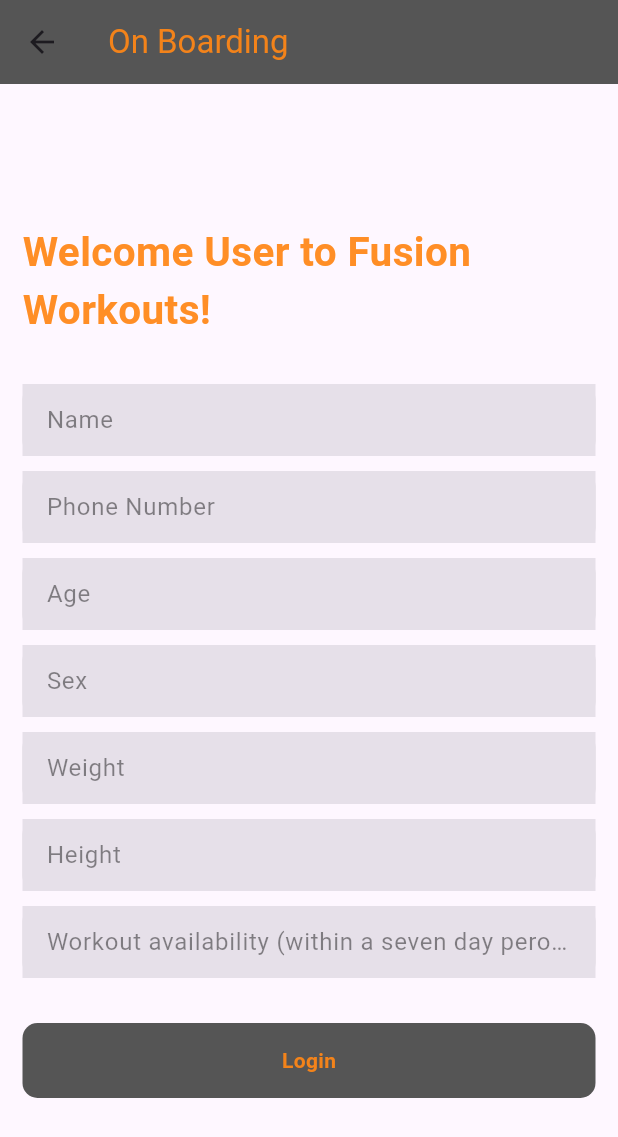
After one commit to Walt-20/fusion-workout-flutter-app, a Flutter app: the OnBoarding screen opened by its route, on a phone screen of 412 x 824 dp. The commit adds this screen. Shown: the top 1137 px of the screen. Run offline on Flutter 3.47's test engine with Material 3 defaults, Android fonts, the phone set to English and light mode, and no system bars; our stand-ins replace cloud_firestore, firebase_auth, firebase_core; accounts and stored records are empty.

Commit message:
adding lots of stuff

```diff
--- /dev/null
+++ b/firestore.indexes.json
@@ -0,0 +1,4 @@
+{
+  "indexes": [],
+  "fieldOverrides": []
+}
--- /dev/null
+++ b/lib/features/user_auth/firebase_auth_implementation/firebase_auth_services.dart
@@ -0,0 +1,32 @@
+// ignore_for_file: prefer_final_fields
+
+import 'package:firebase_auth/firebase_auth.dart';
+
+class FirebaseAuthService {
+  FirebaseAuth _auth = FirebaseAuth.instance;
+  User? user;
+
+  Future<void> signUpWithEmailAndPassword(String email, String password) async {
+    try {
+      final credential = await _auth.createUserWithEmailAndPassword(
+          email: email, password: password);
+      user = credential.user;
+    } on FirebaseAuthException catch (e) {
+      if (e.code == 'user-not-found') {
+        print('No user found for that email.');
+      } else if (e.code == 'wrong-password') {
+        print('Wrong password provided for that user.');
+      }
+    }
+  }
+
+  Future<void> signInWithEmailAndPassword(String email, String password) async {
+    final credential = await _auth.signInWithEmailAndPassword(
+        email: email, password: password);
+    if (credential.user != null) {
+      user = credential.user;
+    } else {
+      print("No User!");
+    }
+  }
+}
--- /dev/null
+++ b/lib/features/user_auth/presentation/pages/on_boarding.dart
@@ -0,0 +1,121 @@
+// ignore_for_file: prefer_const_constructors
+
+import 'package:flutter/material.dart';
+import 'package:fusion_workouts/features/user_auth/firebase_auth_implementation/firebase_auth_services.dart';
+import 'package:fusion_workouts/features/user_auth/presentation/widgets/form_container_widget.dart';
+
+class OnBoarding extends StatefulWidget {
+  const OnBoarding({super.key});
+
+  @override
+  State<OnBoarding> createState() => _OnBoardingState();
+}
+
+class _OnBoardingState extends State<OnBoarding> {
+  final FirebaseAuthService _auth = FirebaseAuthService();
+  @override
+  Widget build(BuildContext context) {
+    return Scaffold(
+      appBar: AppBar(
+        title: Text(
+          "On Boarding",
+          style: TextStyle(
+            color: Color.fromARGB(237, 255, 134, 21),
+          ),
+        ),
+        backgroundColor: Color.fromARGB(255, 85, 85, 85),
+      ),
+      body: Center(
+        child: Padding(
+          padding: const EdgeInsets.symmetric(horizontal: 15),
+          child: Column(
+            mainAxisAlignment: MainAxisAlignment.center,
+            children: [
+              Text(
+                "Welcome ${_auth.user?.displayName ?? 'User'} to Fusion Workouts!",
+                style: TextStyle(
+                  color: Color.fromARGB(237, 255, 134, 21),
+                  fontWeight: FontWeight.bold,
+                  fontSize: 27,
+                ),
+              ),
+              SizedBox(
+                height: 30,
+              ),
+              FormContainerWidget(
+                hintText: "Name",
+                isPasswordField: false,
+              ),
+              SizedBox(
+                height: 10,
+              ),
+              FormContainerWidget(
+                hintText: "Phone Number",
+                isPasswordField: false,
+              ),
+              SizedBox(
+                height: 10,
+              ),
+              FormContainerWidget(
+                hintText: "Age",
+                isPasswordField: false,
+              ),
+              SizedBox(
+                height: 10,
+              ),
+              FormContainerWidget(
+                hintText: "Sex",
+                isPasswordField: false,
+              ),
+              SizedBox(
+                height: 10,
+              ),
+              FormContainerWidget(
+                hintText: "Weight",
+                isPasswordField: false,
+              ),
+              SizedBox(
+                height: 10,
+              ),
+              FormContainerWidget(
+                hintText: "Height",
+                isPasswordField: false,
+              ),
+              SizedBox(
+                height: 10,
+              ),
+              FormContainerWidget(
+                hintText: "Workout availability (within a seven day peroid)",
+                isPasswordField: false,
+              ),
+              SizedBox(
+                height: 30,
+              ),
+              GestureDetector(
+                onTap: _onboard,
+                child: Container(
+                  width: double.infinity,
+                  height: 50,
+                  decoration: BoxDecoration(
+                    color: Color.fromARGB(255, 85, 85, 85),
+                    borderRadius: BorderRadius.circular(10),
+                  ),
+                  child: Center(
+                    child: Text(
+                      "Login",
+                      style: TextStyle(
+                          color: Color.fromARGB(237, 255, 134, 21),
+                          fontWeight: FontWeight.bold),
+                    ),
+                  ),
+                ),
+              ),
+            ],
+          ),
+        ),
+      ),
+    );
+  }
+
+  void _onboard() {}
+}
--- a/lib/features/user_auth/presentation/widgets/form_container_widget.dart
+++ b/lib/features/user_auth/presentation/widgets/form_container_widget.dart
@@ -66,7 +66,9 @@ class _FormContainerWidgetState extends State<FormContainerWidget> {
                   },
                   child: Icon(
                     _obscureText ? Icons.visibility_off : Icons.visibility,
-                    color: _obscureText == false ? Colors.blue : Colors.grey,
+                    color: _obscureText == false
+                        ? Color.fromARGB(237, 255, 134, 21)
+                        : Colors.grey,
                   ),
                 )
               : null, // No suffix icon when isPasswordField is false
--- a/pubspec.yaml
+++ b/pubspec.yaml
@@ -36,8 +36,13 @@ dependencies:
   # Use with the CupertinoIcons class for iOS style icons.
   cupertino_icons: ^1.0.6
   firebase_core: ^3.1.0
+  firebase_auth: ^5.1.0
+  cloud_firestore: ^5.0.1
+  firebase_storage: ^12.0.1
 
 dev_dependencies:
+  integration_test:
+    sdk: flutter
   flutter_test:
     sdk: flutter
 
--- /dev/null
+++ b/test_driver/integration_driver.dart
@@ -0,0 +1,3 @@
+import 'package:integration_test/integration_test_driver.dart';
+
+Future<void> main() => integrationDriver();
```
Also changed, not shown: lib/features/app/splash_screen/splash_screen.dart (+10 -1 lines), lib/features/user_auth/presentation/pages/dashboard.dart (added, +25 -0 lines), lib/features/user_auth/presentation/pages/home_page.dart (deleted, +0 -19 lines), lib/features/user_auth/presentation/pages/login_page.dart (+45 -8 lines), lib/features/user_auth/presentation/pages/signup_page.dart (+64 -4 lines), lib/main.dart (+26 -1 lines), firebase.json, pubspec.lock, 7 other files.
